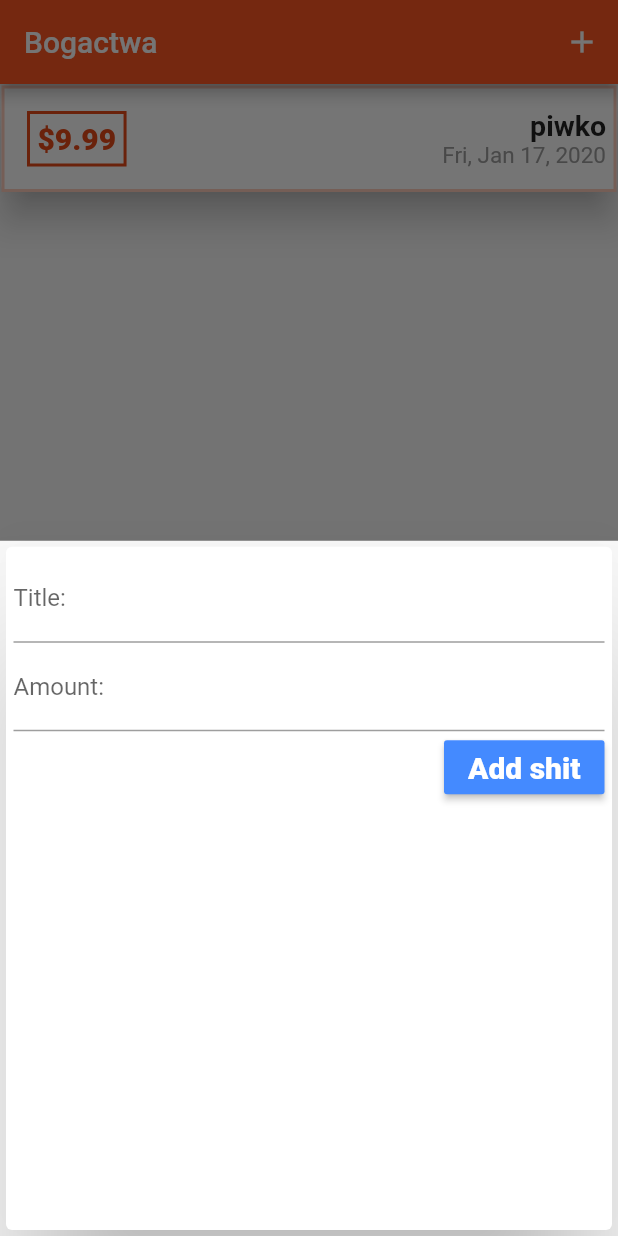
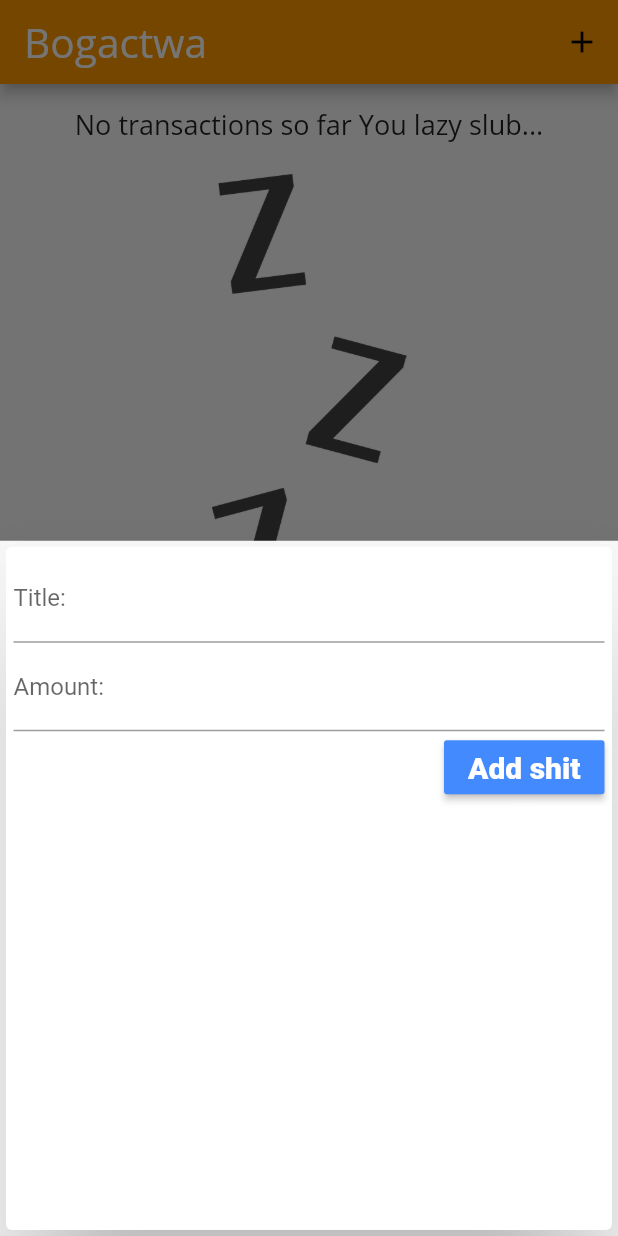
Before and after one commit to hide85x/BogactwoMobileApp, a Flutter app: the screen it shows after launch, after a tap on the "add" icon, on a phone screen of 412 x 824 dp. Run offline on Flutter 3.47's test engine with Material 2 defaults, Android fonts, the phone set to English and light mode, and no system bars.

Commit message:
added some themes and image for no transactions screen

```diff
--- a/lib/main.dart
+++ b/lib/main.dart
@@ -13,11 +13,26 @@ class MyApp extends StatelessWidget {
     return MaterialApp(
       title: 'Flutter App',
       theme: ThemeData(
-        primarySwatch: Colors.deepOrange,
-        accentColor: Colors.deepOrangeAccent,
-
-        // appBarTheme: Colors.deepOrange
-      ),
+          primarySwatch: Colors.orange,
+          accentColor: Colors.orange[400],
+          fontFamily: 'Quicksand',
+          textTheme:ThemeData.light().textTheme.copyWith(
+            title: TextStyle(
+              fontFamily: 'Opensans',
+              fontSize: 18
+            )
+          ) ,
+          appBarTheme: AppBarTheme(
+            textTheme: ThemeData.light().textTheme.copyWith(
+                  title: TextStyle(
+                      // wtne sposob wszytskie nasze title beda takie wlasnie jak tu okreslone
+                      fontFamily: 'Opensans',
+                      fontSize: 27,
+                      // fontWeight: FontWeight.bold
+                      ),
+                ),
+          )
+          ),
       home: MyHomePage(),
     );
   }
@@ -30,12 +45,12 @@ class MyHomePage extends StatefulWidget {
 
 class _MyHomePageState extends State<MyHomePage> {
   final List<Transaction> _userTransactions = [
-    Transaction(
-      id: 't1',
-      title: "piwko",
-      amount: 9.99,
-      date: DateTime.now(),
-    ),
+    // Transaction(
+    //   id: 't1',
+    //   title: "piwko",
+    //   amount: 9.99,
+    //   date: DateTime.now(),
+    // ),
   ];
 
   void _addTransaction(String txTitle, double txAmount) {
@@ -65,7 +80,8 @@ class _MyHomePageState extends State<MyHomePage> {
   }
 
   @override
-  Widget build(BuildContext context) { //context podajemy nizej w metodzie _startAddNewTx
+  Widget build(BuildContext context) {
+    //context podajemy nizej w metodzie _startAddNewTx
     return Scaffold(
       appBar: AppBar(
         title: Text("Bogactwa"),
--- a/lib/widgets/transcation_list.dart
+++ b/lib/widgets/transcation_list.dart
@@ -11,12 +11,43 @@ class TransactionList extends StatelessWidget {
   @override
   Widget build(BuildContext context) {
     return Container(
-
       height: 450,
 
       // wersja list view z builder, bez mapowania po naszej liscie
       //dla bardzo duzych list albo o nieznandej d;lugosci
-      child: ListView.builder(
+      child: transactions.isEmpty
+          ? Column(
+              children: <Widget>[
+                SizedBox(height: 15),
+                Text(
+                  'No transactions so far You lazy slub...',
+                  style: Theme.of(context).textTheme.title,
+                ),
+                SizedBox(
+                  // mozemy sobie robic marginesy
+                  height: 20,
+                ),
+                Container(
+                  width: 130,
+                  child: Image.asset(
+                    'assets/images/waiting.png',
+                    fit: BoxFit.contain,
+                  ),
+                ),
+                SizedBox(
+                  height: 20,
+                ),
+                Text(
+                  'Spend some \$\$\$',
+                  style: Theme.of(context).textTheme.title,
+                ),
+                Container(
+                  child:
+                  Icon(Icons.arrow_drop_down, size: 50, color: Colors.deepOrange,),
+                )
+              ],
+            )
+          : ListView.builder(
               // zamiast uzywac Continer opakowqanego SingleChildScrollView uzywamy ListView
               //ale potrzebuje miec usatwiony height rodzica, bo sam ListView ma heigh infinit
               //bez contaienra rodzicem bedzie Column z UserTrans. a column zabiera cały height jaki ma dostepny
@@ -34,11 +65,12 @@ class TransactionList extends StatelessWidget {
                     ),
                     padding: EdgeInsets.all(5),
                     child: Row(
-                mainAxisAlignment: MainAxisAlignment.spaceBetween,
+                      mainAxisAlignment: MainAxisAlignment.start,
                       children: <Widget>[
                         Container(
                           padding: EdgeInsets.all(5),
-                    margin: EdgeInsets.symmetric(vertical: 10, horizontal: 10),
+                          margin: EdgeInsets.symmetric(
+                              vertical: 10, horizontal: 10),
                           decoration: BoxDecoration(
                               border: Border.all(
                                   color: Theme.of(context).primaryColorDark,
@@ -51,18 +83,26 @@ class TransactionList extends StatelessWidget {
                                   fontSize: 20,
                                   color: Theme.of(context).primaryColorDark)),
                         ),
-                  Column(
-                    mainAxisAlignment: MainAxisAlignment.end,
-                    crossAxisAlignment: CrossAxisAlignment.end,
+                        Container(
+                          margin: EdgeInsets.only(left: 20),
+                          child: Column(
+                            mainAxisAlignment: MainAxisAlignment.start,
+                            crossAxisAlignment: CrossAxisAlignment.start,
                             children: <Widget>[
-                      Container(
-                        child: Text(transactions[index].title,
+                              Text(transactions[index].title,
+                                  style: Theme.of(context).textTheme.title
+                                  //  TextStyle(
+                                  //   fontSize: 19,
+                                  //   fontWeight: FontWeight.w600,
+                                  // ),
+                                  ),
+                              Text(
+                                  DateFormat.yMMMEd()
+                                      .format(transactions[index].date),
                                   style: TextStyle(
-                                fontSize: 19, fontWeight: FontWeight.w600)),
+                                      fontSize: 15, color: Colors.grey))
+                            ],
                           ),
-                      Text(DateFormat.yMMMEd().format(transactions[index].date),
-                          style: TextStyle(fontSize: 15, color: Colors.grey))
-                    ],
                         )
                       ],
                     ),
@@ -70,7 +110,8 @@ class TransactionList extends StatelessWidget {
                 );
               },
 
-        itemCount: transactions.length, //tyle razy wykona sie nasz itemBuilder
+              itemCount:
+                  transactions.length, //tyle razy wykona sie nasz itemBuilder
             ),
     );
   }
```
Also changed, not shown: pubspec.yaml (+19 -15 lines), assets/fonts/OpenSans-Bold.ttf (added), assets/fonts/OpenSans-Regular.ttf (added), assets/fonts/Quicksand-Bold.ttf (added), assets/fonts/Quicksand-Light.ttf (added), assets/fonts/Quicksand-Medium.ttf (added), assets/fonts/Quicksand-Regular.ttf (added), assets/images/waiting.png (added). Lines whose indentation alone changed are shown as unchanged.
